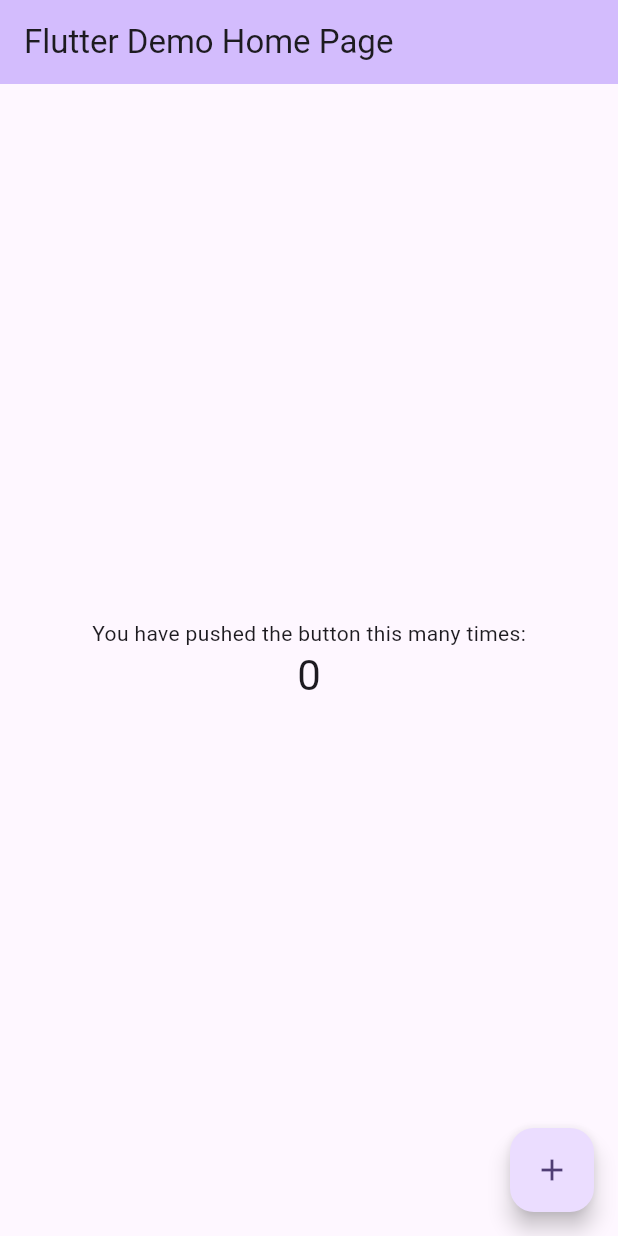
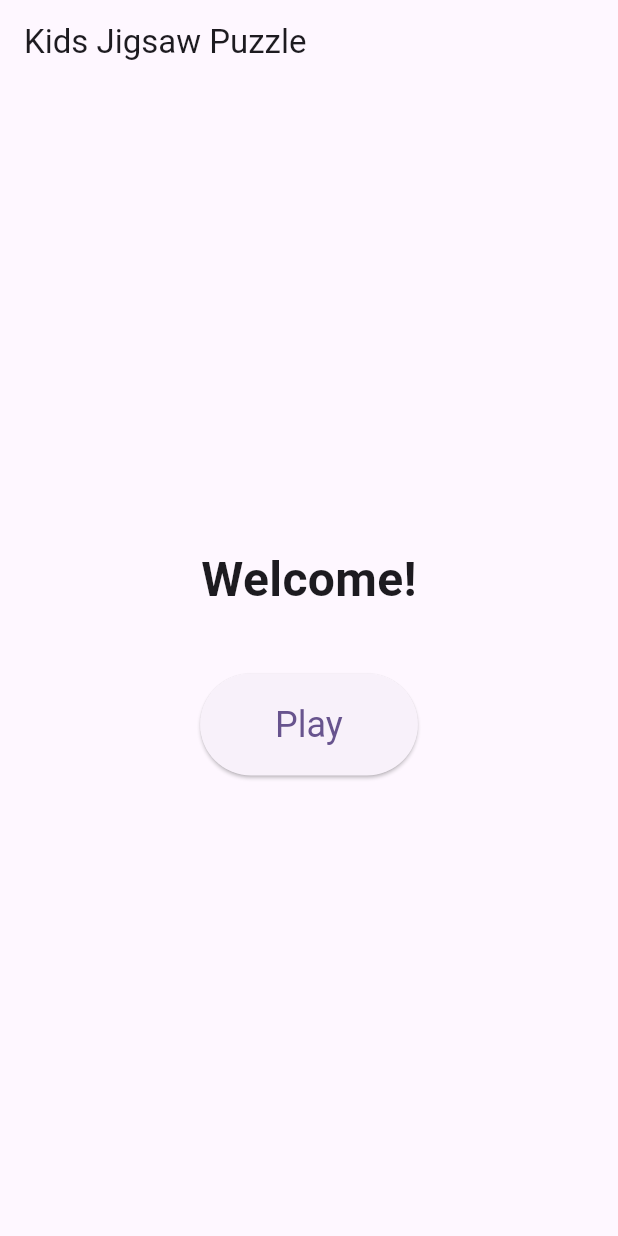
Before and after one commit to palladius/kids-jigsaw-puzzle, a Flutter app: the screen it shows after launch, on a phone screen of 412 x 824 dp. Run offline on Flutter 3.47's test engine with Material 3 defaults, Android fonts, the light colour scheme and no system bars.

Commit message:
Implement Basic UI: Main Menu and Puzzle Board

```diff
--- a/lib/main.dart
+++ b/lib/main.dart
@@ -1,4 +1,5 @@
 import 'package:flutter/material.dart';
+import 'screens/main_menu.dart';
 
 void main() {
   runApp(const MyApp());
@@ -7,116 +8,15 @@ void main() {
 class MyApp extends StatelessWidget {
   const MyApp({super.key});
 
-  // This widget is the root of your application.
   @override
   Widget build(BuildContext context) {
     return MaterialApp(
-      title: 'Flutter Demo',
+      title: 'Kids Jigsaw Puzzle',
       theme: ThemeData(
-        // This is the theme of your application.
-        //
-        // TRY THIS: Try running your application with "flutter run". You'll see
-        // the application has a purple toolbar. Then, without quitting the app,
-        // try changing the seedColor in the colorScheme below to Colors.green
-        // and then invoke "hot reload" (save your changes or press the "hot
-        // reload" button in a Flutter-supported IDE, or press "r" if you used
-        // the command line to start the app).
-        //
-        // Notice that the counter didn't reset back to zero; the application
-        // state is not lost during the reload. To reset the state, use hot
-        // restart instead.
-        //
-        // This works for code too, not just values: Most code changes can be
-        // tested with just a hot reload.
-        colorScheme: .fromSeed(seedColor: Colors.deepPurple),
+        colorScheme: ColorScheme.fromSeed(seedColor: Colors.deepPurple),
+        useMaterial3: true,
       ),
-      home: const MyHomePage(title: 'Flutter Demo Home Page'),
+      home: const MainMenu(),
     );
   }
 }
-
-class MyHomePage extends StatefulWidget {
-  const MyHomePage({super.key, required this.title});
-
-  // This widget is the home page of your application. It is stateful, meaning
-  // that it has a State object (defined below) that contains fields that affect
-  // how it looks.
-
-  // This class is the configuration for the state. It holds the values (in this
-  // case the title) provided by the parent (in this case the App widget) and
-  // used by the build method of the State. Fields in a Widget subclass are
-  // always marked "final".
-
-  final String title;
-
-  @override
-  State<MyHomePage> createState() => _MyHomePageState();
-}
-
-class _MyHomePageState extends State<MyHomePage> {
-  int _counter = 0;
-
-  void _incrementCounter() {
-    setState(() {
-      // This call to setState tells the Flutter framework that something has
-      // changed in this State, which causes it to rerun the build method below
-      // so that the display can reflect the updated values. If we changed
-      // _counter without calling setState(), then the build method would not be
-      // called again, and so nothing would appear to happen.
-      _counter++;
-    });
-  }
-
-  @override
-  Widget build(BuildContext context) {
-    // This method is rerun every time setState is called, for instance as done
-    // by the _incrementCounter method above.
-    //
-    // The Flutter framework has been optimized to make rerunning build methods
-    // fast, so that you can just rebuild anything that needs updating rather
-    // than having to individually change instances of widgets.
-    return Scaffold(
-      appBar: AppBar(
-        // TRY THIS: Try changing the color here to a specific color (to
-        // Colors.amber, perhaps?) and trigger a hot reload to see the AppBar
-        // change color while the other colors stay the same.
-        backgroundColor: Theme.of(context).colorScheme.inversePrimary,
-        // Here we take the value from the MyHomePage object that was created by
-        // the App.build method, and use it to set our appbar title.
-        title: Text(widget.title),
-      ),
-      body: Center(
-        // Center is a layout widget. It takes a single child and positions it
-        // in the middle of the parent.
-        child: Column(
-          // Column is also a layout widget. It takes a list of children and
-          // arranges them vertically. By default, it sizes itself to fit its
-          // children horizontally, and tries to be as tall as its parent.
-          //
-          // Column has various properties to control how it sizes itself and
-          // how it positions its children. Here we use mainAxisAlignment to
-          // center the children vertically; the main axis here is the vertical
-          // axis because Columns are vertical (the cross axis would be
-          // horizontal).
-          //
-          // TRY THIS: Invoke "debug painting" (choose the "Toggle Debug Paint"
-          // action in the IDE, or press "p" in the console), to see the
-          // wireframe for each widget.
-          mainAxisAlignment: .center,
-          children: [
-            const Text('You have pushed the button this many times:'),
-            Text(
-              '$_counter',
-              style: Theme.of(context).textTheme.headlineMedium,
-            ),
-          ],
-        ),
-      ),
-      floatingActionButton: FloatingActionButton(
-        onPressed: _incrementCounter,
-        tooltip: 'Increment',
-        child: const Icon(Icons.add),
-      ),
-    );
-  }
-}
--- /dev/null
+++ b/lib/screens/main_menu.dart
@@ -0,0 +1,40 @@
+import 'package:flutter/material.dart';
+import 'puzzle_board.dart';
+
+class MainMenu extends StatelessWidget {
+  const MainMenu({super.key});
+
+  @override
+  Widget build(BuildContext context) {
+    return Scaffold(
+      appBar: AppBar(
+        title: const Text('Kids Jigsaw Puzzle'),
+      ),
+      body: Center(
+        child: Column(
+          mainAxisAlignment: MainAxisAlignment.center,
+          children: [
+            const Text(
+              'Welcome!',
+              style: TextStyle(fontSize: 32, fontWeight: FontWeight.bold),
+            ),
+            const SizedBox(height: 40),
+            ElevatedButton(
+              onPressed: () {
+                Navigator.push(
+                  context,
+                  MaterialPageRoute(builder: (context) => const PuzzleBoard()),
+                );
+              },
+              style: ElevatedButton.styleFrom(
+                padding: const EdgeInsets.symmetric(horizontal: 50, vertical: 20),
+                textStyle: const TextStyle(fontSize: 24),
+              ),
+              child: const Text('Play'),
+            ),
+          ],
+        ),
+      ),
+    );
+  }
+}
```
Also changed, not shown: lib/screens/puzzle_board.dart (added, +20 -0 lines), 1 other file.
